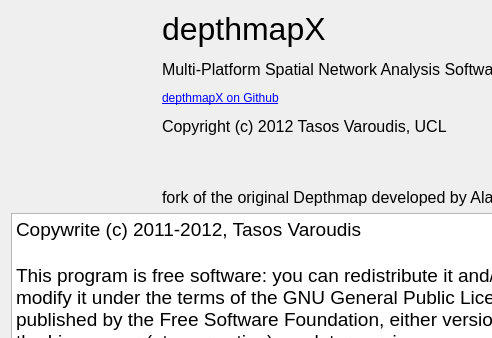
varoudis/depthmapX, file depthmapX/UI/licenseagreement.ui: the form before one commit; both pictures show x 0 to 492 and y 0 to 338 of the 591 by 509 pixel window.
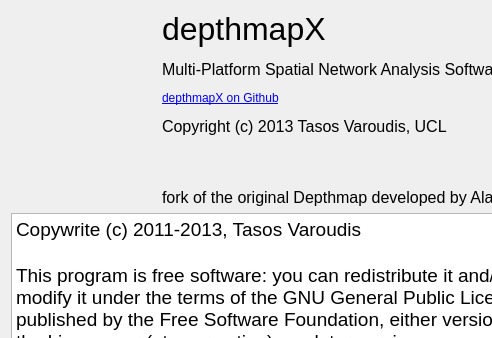
The form after the commit. Icons and pictures are not drawn.

Patch:
```diff
--- a/depthmapX/UI/licenseagreement.ui
+++ b/depthmapX/UI/licenseagreement.ui
@@ -28,7 +28,7 @@
        <item>
         <widget class="QLabel" name="label_3">
          <property name="text">
-          <string>&lt;html&gt;&lt;head/&gt;&lt;body&gt;&lt;p&gt;&lt;span style=&quot; font-size:24pt;&quot;&gt;depthmapX&lt;/span&gt;&lt;/p&gt;&lt;p&gt;&lt;span style=&quot; font-size:12pt;&quot;&gt;Multi-Platform Spatial Network Analysis Software&lt;/span&gt;&lt;/p&gt;&lt;p&gt;&lt;a href=&quot;https://github.com/SpaceGroupUCL/depthmapX&quot;&gt;&lt;span style=&quot; text-decoration: underline; color:#0000ff;&quot;&gt;depthmapX on Github&lt;/span&gt;&lt;/a&gt;&lt;/p&gt;&lt;p&gt;&lt;span style=&quot; font-size:12pt;&quot;&gt;Copyright (c) 2012 Tasos Varoudis, UCL&lt;/span&gt;&lt;/p&gt;&lt;p&gt;&lt;br/&gt;&lt;/p&gt;&lt;p&gt;&lt;span style=&quot; font-size:12pt;&quot;&gt;fork of the original Depthmap developed by Alasdair Turner&lt;/span&gt;&lt;/p&gt;&lt;/body&gt;&lt;/html&gt;</string>
+          <string>&lt;html&gt;&lt;head/&gt;&lt;body&gt;&lt;p&gt;&lt;span style=&quot; font-size:24pt;&quot;&gt;depthmapX&lt;/span&gt;&lt;/p&gt;&lt;p&gt;&lt;span style=&quot; font-size:12pt;&quot;&gt;Multi-Platform Spatial Network Analysis Software&lt;/span&gt;&lt;/p&gt;&lt;p&gt;&lt;a href=&quot;https://github.com/SpaceGroupUCL/depthmapX&quot;&gt;&lt;span style=&quot; text-decoration: underline; color:#0000ff;&quot;&gt;depthmapX on Github&lt;/span&gt;&lt;/a&gt;&lt;/p&gt;&lt;p&gt;&lt;span style=&quot; font-size:12pt;&quot;&gt;Copyright (c) 2013 Tasos Varoudis, UCL&lt;/span&gt;&lt;/p&gt;&lt;p&gt;&lt;br/&gt;&lt;/p&gt;&lt;p&gt;&lt;span style=&quot; font-size:12pt;&quot;&gt;fork of the original Depthmap developed by Alasdair Turner&lt;/span&gt;&lt;/p&gt;&lt;/body&gt;&lt;/html&gt;</string>
          </property>
         </widget>
        </item>
@@ -41,7 +41,7 @@
 &lt;html&gt;&lt;head&gt;&lt;meta name=&quot;qrichtext&quot; content=&quot;1&quot; /&gt;&lt;style type=&quot;text/css&quot;&gt;
 p, li { white-space: pre-wrap; }
 &lt;/style&gt;&lt;/head&gt;&lt;body style=&quot; font-family:'Lucida Grande'; font-size:13pt; font-weight:400; font-style:normal;&quot;&gt;
-&lt;p style=&quot; margin-top:0px; margin-bottom:0px; margin-left:0px; margin-right:0px; -qt-block-indent:0; text-indent:0px;&quot;&gt;&lt;span style=&quot; font-family:'Courier New,courier'; font-size:14pt; color:#000000;&quot;&gt;Copywrite (c) 2011-2012, Tasos Varoudis&lt;/span&gt;&lt;/p&gt;
+&lt;p style=&quot; margin-top:0px; margin-bottom:0px; margin-left:0px; margin-right:0px; -qt-block-indent:0; text-indent:0px;&quot;&gt;&lt;span style=&quot; font-family:'Courier New,courier'; font-size:14pt; color:#000000;&quot;&gt;Copywrite (c) 2011-2013, Tasos Varoudis&lt;/span&gt;&lt;/p&gt;
 &lt;p style=&quot;-qt-paragraph-type:empty; margin-top:0px; margin-bottom:0px; margin-left:0px; margin-right:0px; -qt-block-indent:0; text-indent:0px; font-family:'Courier New,courier'; font-size:14pt; color:#000000;&quot;&gt;&lt;br /&gt;&lt;/p&gt;
 &lt;p style=&quot; margin-top:0px; margin-bottom:0px; margin-left:0px; margin-right:0px; -qt-block-indent:0; text-indent:0px;&quot;&gt;&lt;span style=&quot; font-family:'Courier New,courier'; font-size:14pt; color:#000000;&quot;&gt;This program is free software: you can redistribute it and/or modify it under the terms of the GNU General Public License as published by the Free Software Foundation, either version 3 of the License, or (at your option) any later version.&lt;/span&gt;&lt;/p&gt;
 &lt;p style=&quot;-qt-paragraph-type:empty; margin-top:0px; margin-bottom:0px; margin-left:0px; margin-right:0px; -qt-block-indent:0; text-indent:0px; font-family:'Courier New,courier'; font-size:14pt; color:#000000;&quot;&gt;&lt;br /&gt;&lt;/p&gt;
```
